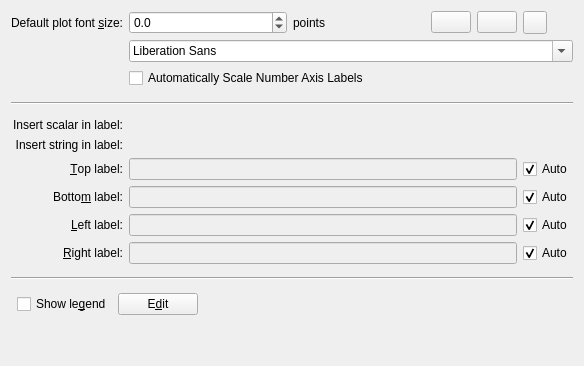
First picture: the form in src/libkstapp/labeltab.ui, repository Kst-plot/kst, before the edit.
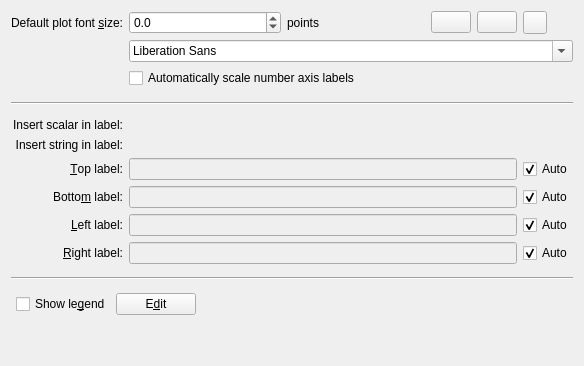
Second picture: the form after the edit. Custom widgets are drawn as their Qt base class.

The edit to the form file:
```diff
--- a/src/libkstapp/labeltab.ui
+++ b/src/libkstapp/labeltab.ui
@@ -40,7 +40,7 @@
    <item row="2" column="1" colspan="3">
     <widget class="QCheckBox" name="_autoScaleNumberAxis">
      <property name="text">
-      <string>Automatically Scale Number Axis Labels</string>
+      <string>Automatically scale number axis labels</string>
      </property>
     </widget>
    </item>
```
